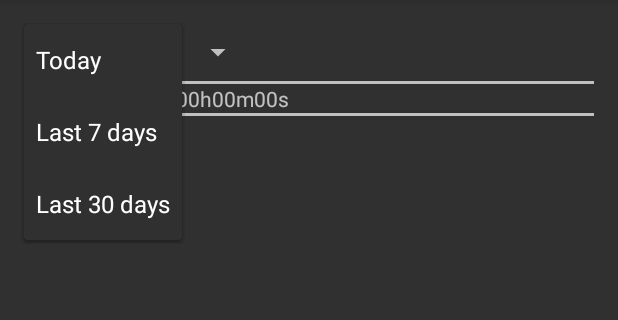
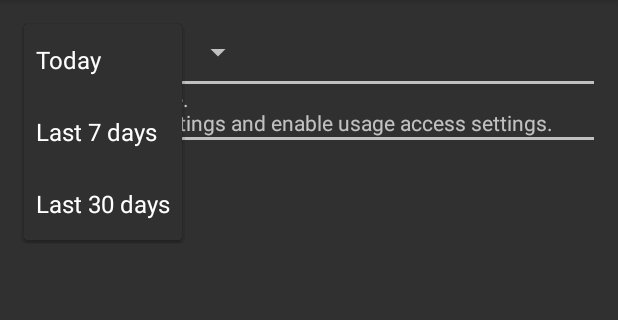
Before and after one commit to cameronlai/Phonehaviour, an Android app: the screen it shows after launch (MainActivity), after a tap on "Today", on a phone screen of 412 x 824 dp, the part 84-404 px from its top. Run offline under Robolectric (Android 15) with nearby library versions, the phone set to English and light mode, and no system bars.

Commit message:
Add reminder app if usage access is disabled

```diff
--- a/app/src/main/java/com/cameronlai/phonehaviour/ListEntryArrayAdapter.java
+++ b/app/src/main/java/com/cameronlai/phonehaviour/ListEntryArrayAdapter.java
@@ -64,6 +64,10 @@ public class ListEntryArrayAdapter extends ArrayAdapter<UsageStats> {
         }
 
         TextView mTotalUsageTimeTextView = (TextView) specialDisplayView;
+        if (values.isEmpty()){
+            mTotalUsageTimeTextView.setText(context.getString(R.string.help_enable_usage_access));
+        }
+        else {
             String mTotalUsageTimeString = String.format(
                     context.getString(R.string.total_usage) + "%02dd%02dh%02dm%02ds",
                     TimeUnit.MILLISECONDS.toDays(mTotalUsageTime) % 7,
@@ -72,6 +76,7 @@ public class ListEntryArrayAdapter extends ArrayAdapter<UsageStats> {
                     TimeUnit.MILLISECONDS.toSeconds(mTotalUsageTime) % TimeUnit.MINUTES.toSeconds(1)
             );
             mTotalUsageTimeTextView.setText(mTotalUsageTimeString);
+        }
     }
 
     @Override
--- a/app/src/main/res/values/strings.xml
+++ b/app/src/main/res/values/strings.xml
@@ -25,6 +25,10 @@
         <item>@string/month</item>
     </string-array>
     <string name="total_usage">Total Usage: </string>
+    <string name="help_enable_usage_access">
+        No data available.\n
+        Please go to Settings and enable usage access settings.
+    </string>
     <!-- End of Main Activity -->
 
     <!-- Setting Activity -->
```
Lines whose indentation alone changed are shown as unchanged.
